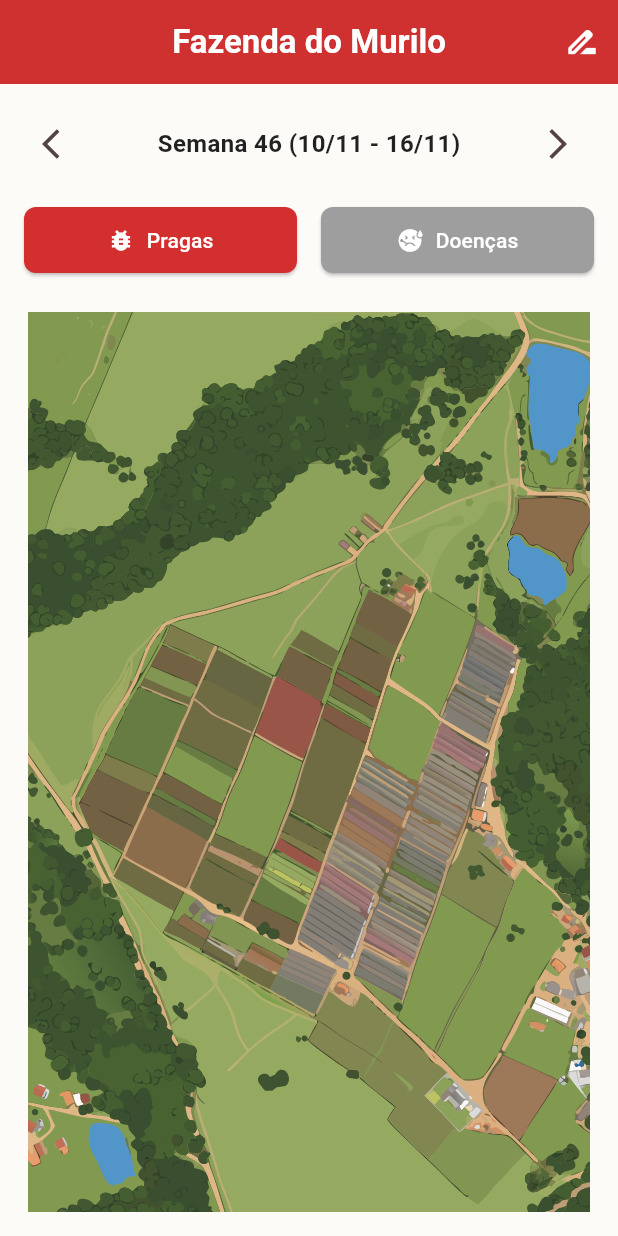
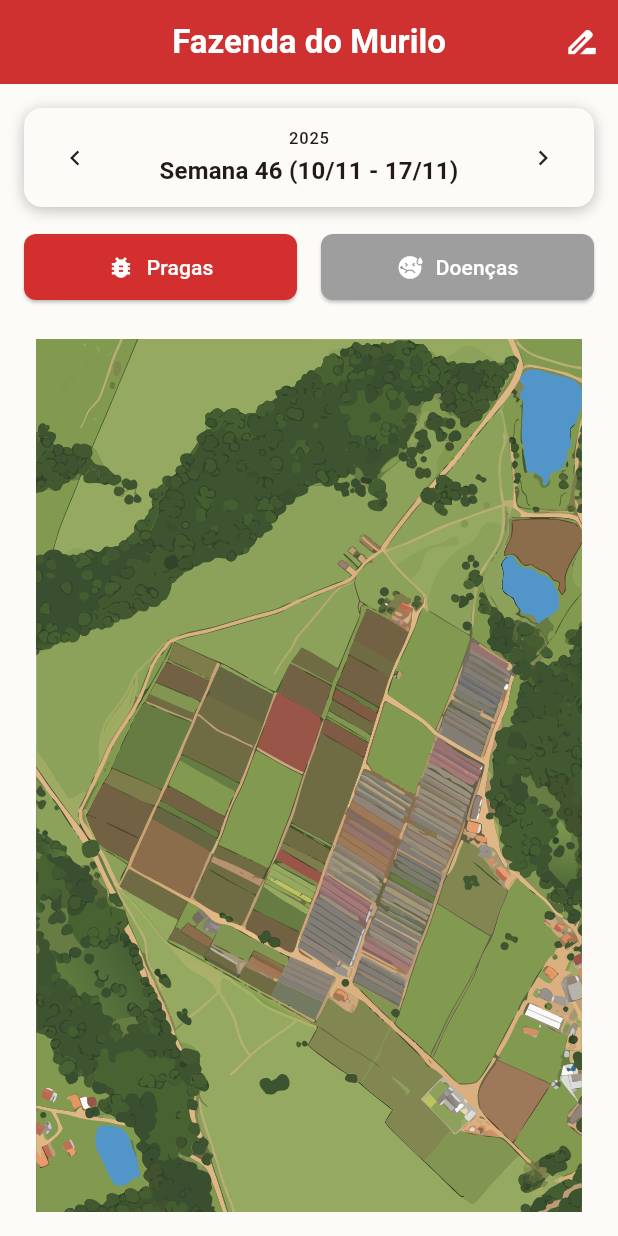
Before and after one commit to lucaseneiva/gestao-agricola, a Flutter app: the screen it shows after launch, on a phone screen of 412 x 824 dp. Run offline on Flutter 3.47's test engine with Material 3 defaults, Android fonts, the phone set to English and light mode, and no system bars; our stand-ins replace flutter_dotenv, flutter_riverpod, flutter_svg, riverpod_annotation; generated files the repository leaves out were written again; network calls fail.

Commit message:
fix: week display range

```diff
--- a/lib/core/utils/date_formater.dart
+++ b/lib/core/utils/date_formater.dart
@@ -31,7 +31,7 @@ String getWeekDisplayFormat(DateTime date) {
   final weekNumber = _getWeekNumber(date);
   // Encontra o primeiro dia (Segunda) e o último (Domingo) da semana
   final firstDayOfWeek = date.subtract(Duration(days: date.weekday - 1));
-  final lastDayOfWeek = firstDayOfWeek.add(const Duration(days: 6));
+  final lastDayOfWeek = firstDayOfWeek.add(const Duration(days: 7));
 
   final formatter = DateFormat('dd/MM');
   return 'Semana $weekNumber (${formatter.format(firstDayOfWeek)} - ${formatter.format(lastDayOfWeek)})';
--- a/lib/features/mapa_fazenda/ui/widgets/week_selector.dart
+++ b/lib/features/mapa_fazenda/ui/widgets/week_selector.dart
@@ -10,23 +10,80 @@ class WeekSelector extends ConsumerWidget {
   Widget build(BuildContext context, WidgetRef ref) {
     final currentDate = ref.watch(currentDateProvider);
     final dateNotifier = ref.read(currentDateProvider.notifier);
+    final theme = Theme.of(context);
 
-    return Row(
+    return Container(
+      padding: const EdgeInsets.symmetric(vertical: 12, horizontal: 16),
+      decoration: BoxDecoration(
+        color: theme.colorScheme.surface,
+        borderRadius: BorderRadius.circular(12),
+        boxShadow: [
+          BoxShadow(
+            color: Colors.black.withAlpha(64),
+            blurRadius: 8,
+            offset: const Offset(0, 2),
+          ),
+        ],
+      ),
+      child: Row(
         mainAxisAlignment: MainAxisAlignment.spaceBetween,
         children: [
-        IconButton(
-          icon: const Icon(Icons.arrow_back_ios),
+          _NavigationButton(
+            icon: Icons.chevron_left,
             onPressed: dateNotifier.previousWeek,
           ),
+          Expanded(
+            child: Column(
+              children: [
+                Text(
+                  '${currentDate.year}',
+                  style: theme.textTheme.labelSmall?.copyWith(
+                    color: theme.colorScheme.onSurface.withAlpha(255),
+                    letterSpacing: 0.5,
+                  ),
+                ),
+                const SizedBox(height: 2),
                 Text(
                   getWeekDisplayFormat(currentDate),
-          style: const TextStyle(fontSize: 16, fontWeight: FontWeight.bold),
+                  textAlign: TextAlign.center,
+                  style: theme.textTheme.titleMedium?.copyWith(
+                    fontWeight: FontWeight.w600,
                   ),
-        IconButton(
-          icon: const Icon(Icons.arrow_forward_ios),
+                ),
+              ],
+            ),
+          ),
+          _NavigationButton(
+            icon: Icons.chevron_right,
             onPressed: dateNotifier.nextWeek,
           ),
         ],
+      ),
     );
   }
 }
+
+class _NavigationButton extends StatelessWidget {
+  final IconData icon;
+  final VoidCallback onPressed;
+
+  const _NavigationButton({
+    required this.icon,
+    required this.onPressed,
+  });
+
+  @override
+  Widget build(BuildContext context) {
+    return Material(
+      color: Colors.transparent,
+      child: InkWell(
+        onTap: onPressed,
+        borderRadius: BorderRadius.circular(8),
+        child: Padding(
+          padding: const EdgeInsets.all(8),
+          child: Icon(icon, size: 20),
+        ),
+      ),
+    );
+  }
+}
```
Lines whose indentation alone changed are shown as unchanged.
